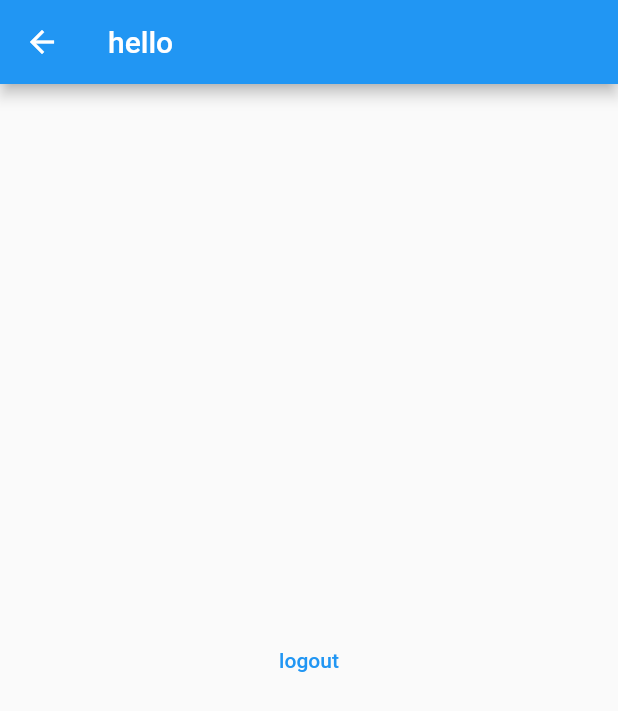
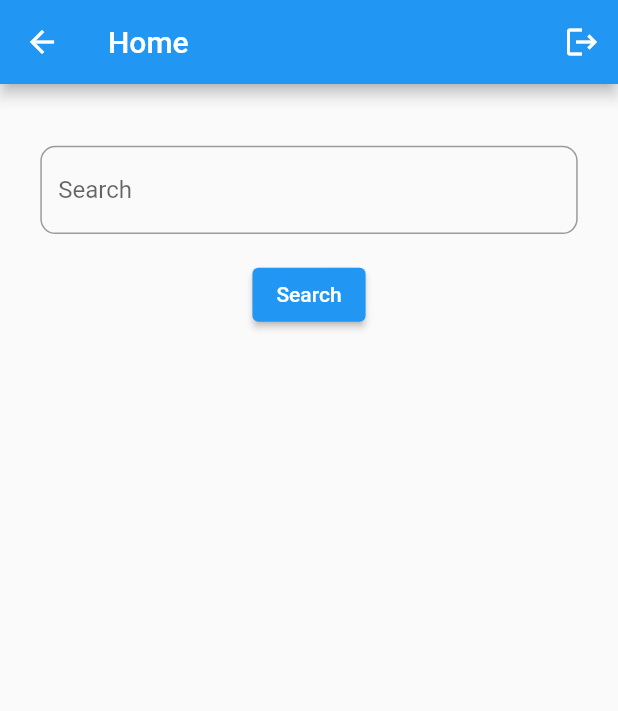
Before and after one commit to SabihaUddin/ChaterBox, a Flutter app: the HomePage screen opened directly, on a phone screen of 412 x 824 dp. Shown: the top 711 px of the screen. Run offline on Flutter 3.47's test engine with Material 2 defaults, Android fonts, the phone set to English and light mode, and no system bars; our stand-ins replace cloud_firestore, firebase_auth, firebase_core; accounts and stored records are empty.

Commit message:
user search funtion

```diff
--- a/lib/main.dart
+++ b/lib/main.dart
@@ -6,7 +6,7 @@ import 'package:lets_design/pages/home_page.dart';
 
 Future main() async{
   WidgetsFlutterBinding.ensureInitialized();
-  Firebase.initializeApp();
+  await Firebase.initializeApp();
   runApp(const MyApp());
 }
 
--- a/lib/pages/home_page.dart
+++ b/lib/pages/home_page.dart
@@ -1,3 +1,4 @@
+import 'package:cloud_firestore/cloud_firestore.dart';
 import 'package:flutter/material.dart';
 import 'package:lets_design/authenticate/login_screen.dart';
 import 'package:lets_design/authenticate/methods.dart';
@@ -10,18 +11,93 @@ class HomePage extends StatefulWidget {
 }
 
 class _HomePageState extends State<HomePage> {
+  Map<String, dynamic>? userMap;
+  bool isLoading = false;
+  final searEmailController = TextEditingController();
+
+  void onSearch() async {
+    FirebaseFirestore firestore = FirebaseFirestore.instance;
+    setState(() {
+      isLoading = true;
+    });
+    await firestore
+        .collection('users')
+        .where('email', isEqualTo: searEmailController.text)
+        .get()
+        .then((value) {
+      setState(() {
+        userMap = value.docs[0].data();
+        isLoading = false;
+      });
+      print(userMap);
+    });
+  }
+
   @override
   Widget build(BuildContext context) {
+    final size = MediaQuery.of(context).size;
     return Scaffold(
       appBar: AppBar(
-        title: Text('hello'),
+        title: const Text('Home'),
+        actions: [
+          IconButton(
+              onPressed: () => Logout(context), icon: const Icon(Icons.logout))
+        ],
       ),
-      body: Center(
-        child: TextButton(
-          onPressed: ()=>Logout(context),
-          child: Text('logout'),
-        ),
-      ),
+      body: isLoading
+          ? Center(
+              child: Container(
+              height: size.height / 20,
+              width: size.height / 20,
+              child: const CircularProgressIndicator(),
+            ))
+          : Column(children: [
+              SizedBox(
+                height: size.height / 20,
+              ),
+              Container(
+                height: size.height / 14,
+                width: size.width,
+                alignment: Alignment.center,
+                child: Container(
+                  height: size.height / 14,
+                  width: size.width / 1.15,
+                  child: TextField(
+                    controller: searEmailController,
+                    decoration: InputDecoration(
+                      hintText: "Search",
+                      border: OutlineInputBorder(
+                        borderRadius: BorderRadius.circular(10),
+                      ),
+                    ),
+                  ),
+                ),
+              ),
+              SizedBox(
+                height: size.height / 50,
+              ),
+              ElevatedButton(
+                onPressed: onSearch,
+                child: Text("Search"),
+              ),
+              userMap != null
+                  ? ListTile(
+                      onTap: () {},
+                      leading:
+                          const Icon(Icons.account_box, color: Colors.black),
+                      title: Text(
+                        userMap!['name'],
+                        style: const TextStyle(
+                          color: Colors.black,
+                          fontSize: 17,
+                          fontWeight: FontWeight.w500,
+                        ),
+                      ),
+                      subtitle: Text(userMap!['email']),
+                trailing: const Icon(Icons.chat, color: Colors.black),
+                    )
+                  : Container()
+            ]),
     );
   }
 }
```
Also changed, not shown: lib/authenticate/methods.dart (+6 -1 lines).
